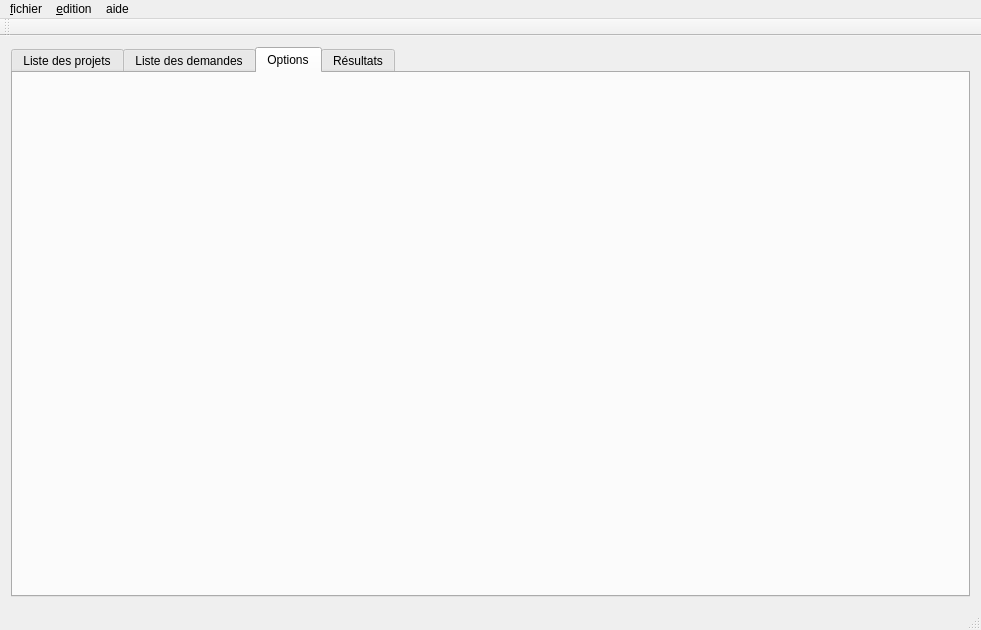
First picture: the form in src/mainwindow.ui, repository french-paragon/aspa, before the edit.
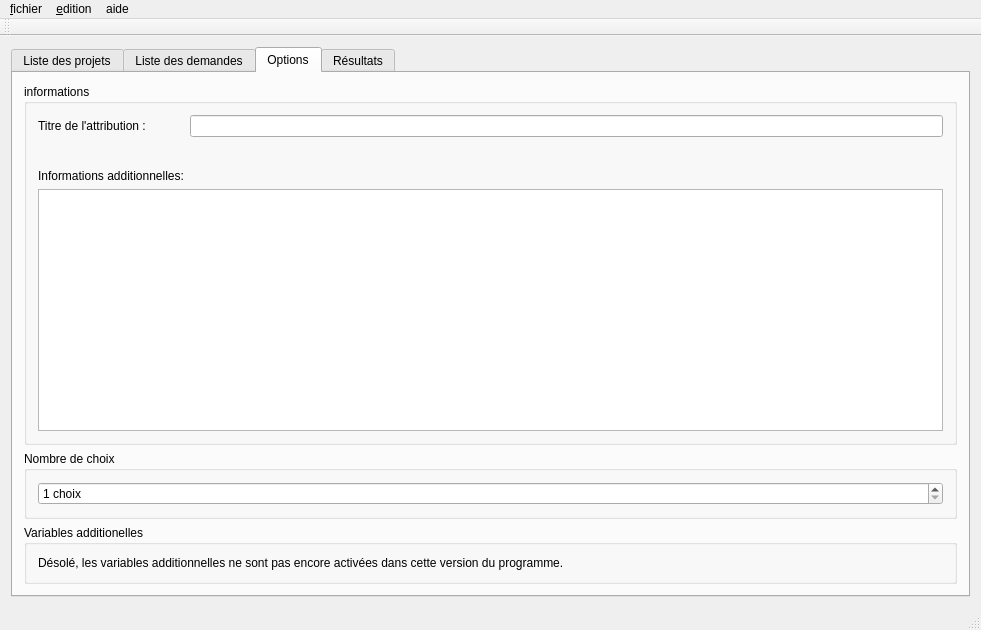
Second picture: the form after the edit. The open tabs and pages were chosen to show the change. Icons and pictures are not drawn.

Commit message: Enregistrement de la table d'attribution.

Patch:
```diff
--- a/src/mainwindow.ui
+++ b/src/mainwindow.ui
@@ -92,6 +92,88 @@
        <attribute name="title">
         <string>Options</string>
        </attribute>
+       <layout class="QVBoxLayout" name="verticalLayout">
+        <item>
+         <widget class="QGroupBox" name="infosBox">
+          <property name="title">
+           <string>informations</string>
+          </property>
+          <property name="flat">
+           <bool>false</bool>
+          </property>
+          <layout class="QFormLayout" name="formLayout">
+           <item row="0" column="0">
+            <widget class="QLabel" name="titleLabel">
+             <property name="text">
+              <string>Titre de l'attribution :</string>
+             </property>
+            </widget>
+           </item>
+           <item row="0" column="1">
+            <widget class="QLineEdit" name="titreLineEdit"/>
+           </item>
+           <item row="2" column="0">
+            <widget class="QLabel" name="informationLabel">
+             <property name="text">
+              <string>Informations additionnelles:</string>
+             </property>
+            </widget>
+           </item>
+           <item row="1" column="0" colspan="2">
+            <spacer name="horizontalSpacer">
+             <property name="orientation">
+              <enum>Qt::Horizontal</enum>
+             </property>
+             <property name="sizeHint" stdset="0">
+              <size>
+               <width>40</width>
+               <height>20</height>
+              </size>
+             </property>
+            </spacer>
+           </item>
+           <item row="3" column="0" colspan="2">
+            <widget class="QTextEdit" name="infosTextEdit"/>
+           </item>
+          </layout>
+         </widget>
+        </item>
+        <item>
+         <widget class="QGroupBox" name="numberOfChoicesBox">
+          <property name="title">
+           <string>Nombre de choix</string>
+          </property>
+          <layout class="QHBoxLayout" name="horizontalLayout">
+           <item>
+            <widget class="QSpinBox" name="numberOfChoiceSpinBox">
+             <property name="suffix">
+              <string> choix</string>
+             </property>
+             <property name="minimum">
+              <number>1</number>
+             </property>
+            </widget>
+           </item>
+          </layout>
+         </widget>
+        </item>
+        <item>
+         <widget class="QGroupBox" name="VarGroupBox">
+          <property name="title">
+           <string>Variables additionelles</string>
+          </property>
+          <layout class="QFormLayout" name="formLayout_2">
+           <item row="0" column="0">
+            <widget class="QLabel" name="label">
+             <property name="text">
+              <string>Désolé, les variables additionnelles ne sont pas encore activées dans cette version du programme.</string>
+             </property>
+            </widget>
+           </item>
+          </layout>
+         </widget>
+        </item>
+       </layout>
       </widget>
       <widget class="QWidget" name="tab_4">
        <attribute name="title">
```
Left out of the diff: 2 changed lines with no effect on the pictures. The commit also changes 8 other files.
